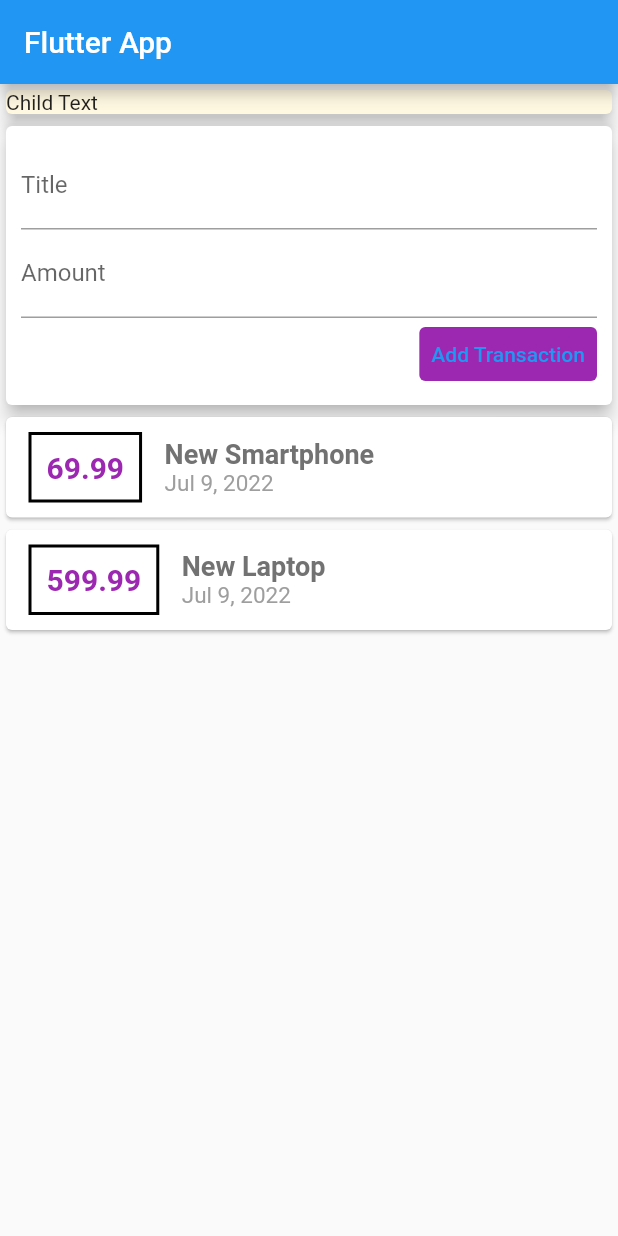
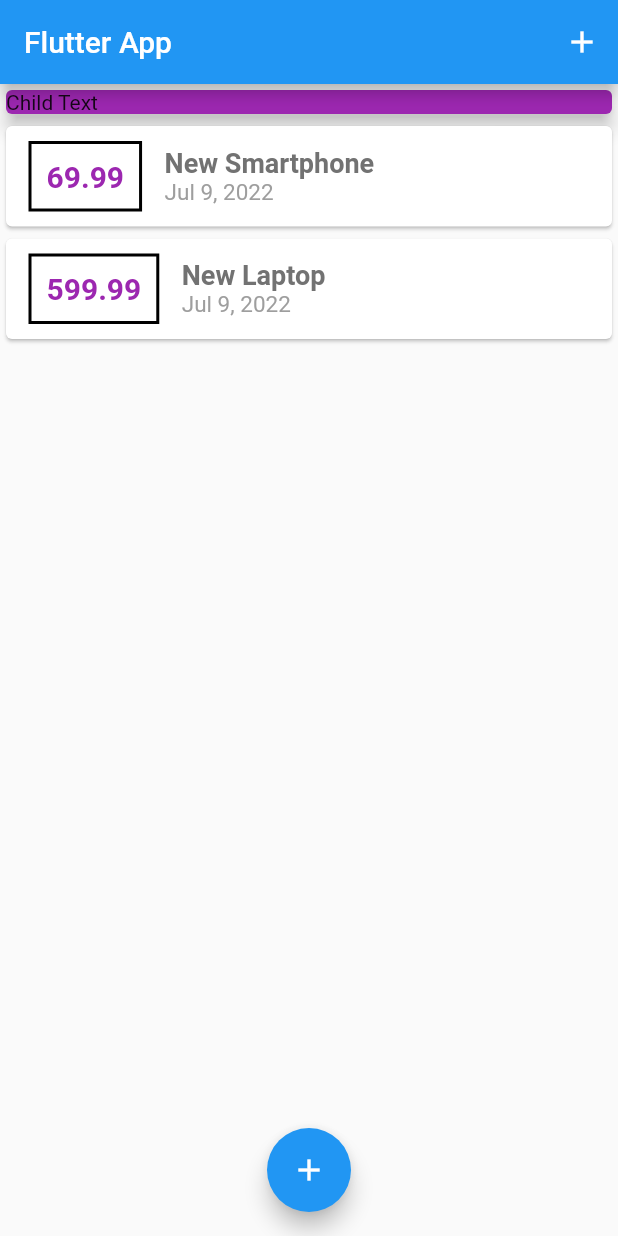
Before and after one commit to MBA-997/Transactions-Tracker, a Flutter app: the screen it shows after launch, on a phone screen of 412 x 824 dp. Run offline on Flutter 3.47's test engine with Material 2 defaults, Android fonts, the phone set to English and light mode, and no system bars.

Commit message:
Deleted user_transactions and moved state to main

```diff
--- a/lib/main.dart
+++ b/lib/main.dart
@@ -1,5 +1,8 @@
+import 'package:flutter/gestures.dart';
 import 'package:flutter/material.dart';
-import './widgets/user_transactions.dart';
+import 'package:transaction_tracker/widgets/transaction_list.dart';
+import './models/transaction.dart';
+import './widgets/new_transaction.dart';
 
 void main() => runApp(MyApp());
 
@@ -13,12 +16,63 @@
   }
 }
 
-class MyHomePage extends StatelessWidget {
+class MyHomePage extends StatefulWidget {
+  @override
+  State<MyHomePage> createState() => _MyHomePageState();
+}
+
+class _MyHomePageState extends State<MyHomePage> {
+  final List<Transaction> _userTransactions = [
+    Transaction(
+      id: 't1',
+      amount: 69.99,
+      date: DateTime.now(),
+      title: 'New Smartphone',
+    ),
+    Transaction(
+      id: 't2',
+      amount: 599.99,
+      date: DateTime.now(),
+      title: 'New Laptop',
+    ),
+  ];
+
+  void _addNewTransaction(String txTitle, double txAmount) {
+    final newTx = Transaction(
+        id: DateTime.now().toString(),
+        amount: txAmount,
+        date: DateTime.now(),
+        title: txTitle);
+
+    setState(() {
+      _userTransactions.add(newTx);
+    });
+  }
+
+  void _startAddNewTransaction(BuildContext ctx) {
+    showModalBottomSheet(
+      context: ctx,
+      builder: (_) {
+        return GestureDetector(
+          onTap: () {},
+          child: NewTransaction(_addNewTransaction),
+          behavior: HitTestBehavior.opaque,
+        );
+      },
+    );
+  }
+
   @override
   Widget build(BuildContext context) {
     return Scaffold(
       appBar: AppBar(
         title: Text('Flutter App'),
+        actions: <Widget>[
+          IconButton(
+            onPressed: () => _startAddNewTransaction(context),
+            icon: Icon(Icons.add),
+          ),
+        ],
       ),
       body: SingleChildScrollView(
         child: Column(
@@ -26,14 +80,20 @@
             Container(
               width: double.infinity,
               child: Card(
-                  color: Colors.amber[50],
+                color: Colors.purple,
                 elevation: 5,
                 child: Text('Child Text'),
               ),
             ),
-              UserTransactions(),
+            TransactionList(_userTransactions),
           ],
         ),
-        ));
+      ),
+      floatingActionButtonLocation: FloatingActionButtonLocation.centerFloat,
+      floatingActionButton: FloatingActionButton(
+        onPressed: () => _startAddNewTransaction(context),
+        child: Icon(Icons.add),
+      ),
+    );
   }
 }
--- a/lib/widgets/new_transaction.dart
+++ b/lib/widgets/new_transaction.dart
@@ -7,11 +7,11 @@
 
   NewTransaction(this.addTx);
 
-  void submitData(){
+  void submitData() {
     final enteredTitle = titleController.text;
     final enteredAmount = double.parse(amountController.text);
 
-    if(enteredAmount <= 0 || enteredTitle.isEmpty)return;
+    if (enteredAmount <= 0 || enteredTitle.isEmpty) return;
 
     addTx(titleController.text, double.parse(amountController.text));
   }
@@ -30,7 +30,7 @@
                 labelText: 'Title',
               ),
               controller: titleController,
-              onSubmitted: (_)=>submitData,
+              onSubmitted: (_) => submitData,
             ),
             TextField(
               decoration: InputDecoration(
@@ -38,13 +38,13 @@
               ),
               controller: amountController,
               keyboardType: TextInputType.number,
-              onSubmitted: (_)=>submitData,
+              onSubmitted: (_) => submitData,
             ),
             TextButton(
               onPressed: submitData,
               child: Text('Add Transaction'),
               style: ButtonStyle(
-                  backgroundColor: MaterialStateProperty.all(
+                  foregroundColor: MaterialStateProperty.all(
                 Colors.purple,
               )),
             )
--- a/lib/widgets/user_transactions.dart
+++ /dev/null
@@ -1,50 +0,0 @@
-import 'package:flutter/material.dart';
-import '../models/transaction.dart';
-import './new_transaction.dart';
-import './transaction_list.dart';
-
-class UserTransactions extends StatefulWidget {
-  const UserTransactions({Key? key}) : super(key: key);
-
-  @override
-  State<UserTransactions> createState() => _UserTransactionsState();
-}
-
-class _UserTransactionsState extends State<UserTransactions> {
-  final List<Transaction> _userTransactions = [
-    Transaction(
-      id: 't1',
-      amount: 69.99,
-      date: DateTime.now(),
-      title: 'New Smartphone',
-    ),
-    Transaction(
-      id: 't2',
-      amount: 599.99,
-      date: DateTime.now(),
-      title: 'New Laptop',
-    ),
-  ];
-
-  void _addNewTransaction(String txTitle, double txAmount) {
-    final newTx = Transaction(
-        id: DateTime.now().toString(),
-        amount: txAmount,
-        date: DateTime.now(),
-        title: txTitle);
-
-    setState(() {
-      _userTransactions.add(newTx);
-    });
-  }
-
-  @override
-  Widget build(BuildContext context) {
-    return Column(
-      children: <Widget>[
-        NewTransaction(_addNewTransaction),
-        TransactionList(_userTransactions),
-      ],
-    );
-  }
-}
```
Lines whose indentation alone changed are shown as unchanged.
